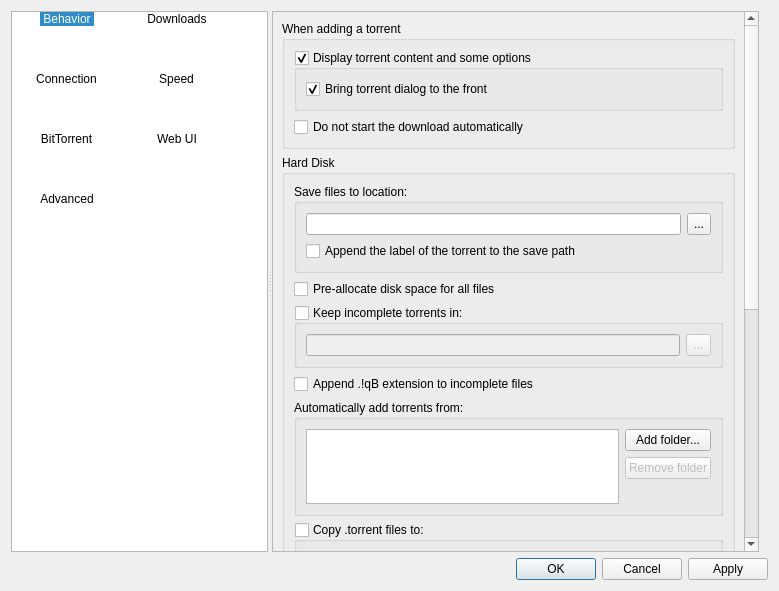
Old version of the form src/gui/options.ui in the repository qbittorrent/qBittorrent.
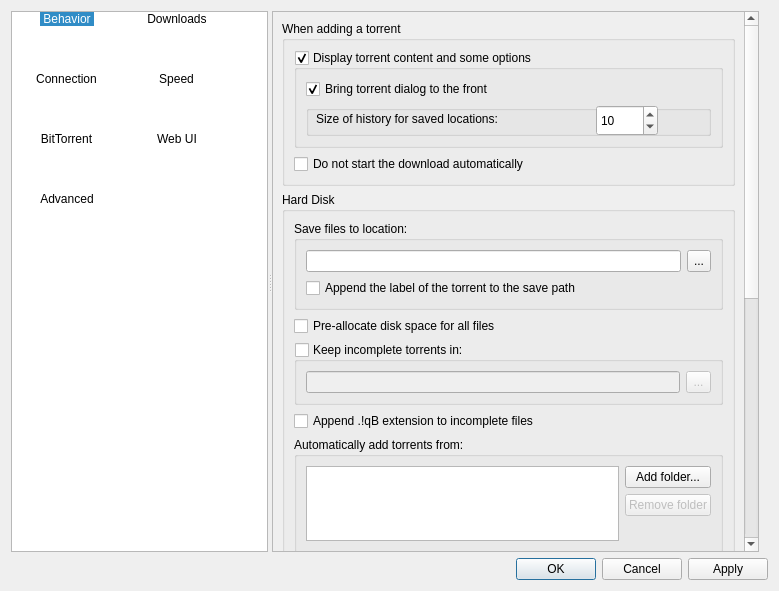
New version of the form. The open tabs and pages were chosen to show the change. Icons and pictures are not drawn.

Commit message: Extended save location history list

```diff
--- a/src/gui/options.ui
+++ b/src/gui/options.ui
@@ -566,6 +566,57 @@
                     </property>
                    </widget>
                   </item>
+		  <item row="5" column="0">
+                   <widget class="QGroupBox" name="groupBox_5">
+                    <property name="title">
+                     <string/>
+                    </property>
+                    <widget class="QSpinBox" name="spinSaveHistoryListSize">
+                     <property name="geometry">
+                      <rect>
+                       <x>290</x>
+                       <y>0</y>
+                       <width>62</width>
+                       <height>31</height>
+                      </rect>
+                     </property>
+                     <property name="sizePolicy">
+                      <sizepolicy hsizetype="Maximum" vsizetype="Fixed">
+                       <horstretch>0</horstretch>
+                       <verstretch>0</verstretch>
+                      </sizepolicy>
+                     </property>
+                     <property name="minimum">
+                      <number>1</number>
+                     </property>
+                     <property name="maximum">
+                      <number>100</number>
+                     </property>
+                     <property name="value">
+                      <number>10</number>
+                     </property>
+                    </widget>
+                    <widget class="QLabel" name="label_4">
+                     <property name="geometry">
+                      <rect>
+                       <x>10</x>
+                       <y>-40</y>
+                       <width>321</width>
+                       <height>108</height>
+                      </rect>
+                     </property>
+                     <property name="sizePolicy">
+                      <sizepolicy hsizetype="Preferred" vsizetype="Preferred">
+                       <horstretch>0</horstretch>
+                       <verstretch>0</verstretch>
+                      </sizepolicy>
+                     </property>
+                     <property name="text">
+                      <string>Size of history for saved locations:</string>
+                     </property>
+                    </widget>
+                   </widget>
+                  </item>
                  </layout>
                 </widget>
                </item>
```
The commit also changes 5 other files.
